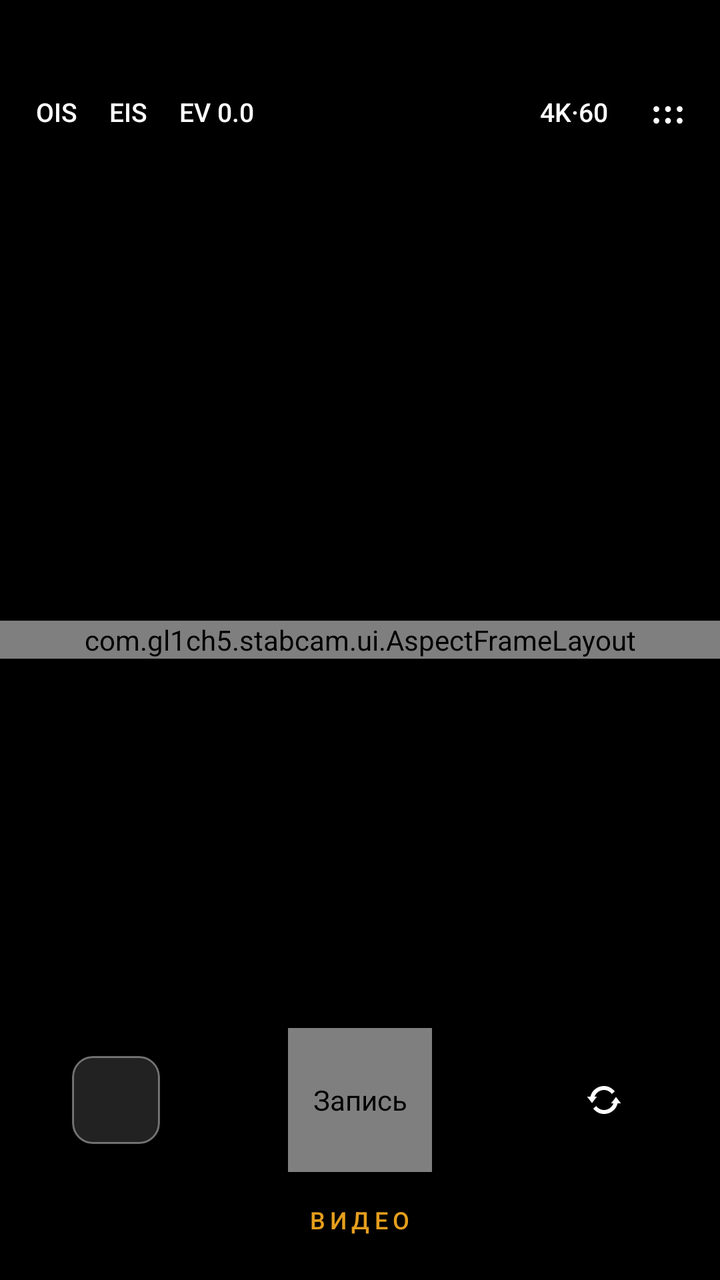
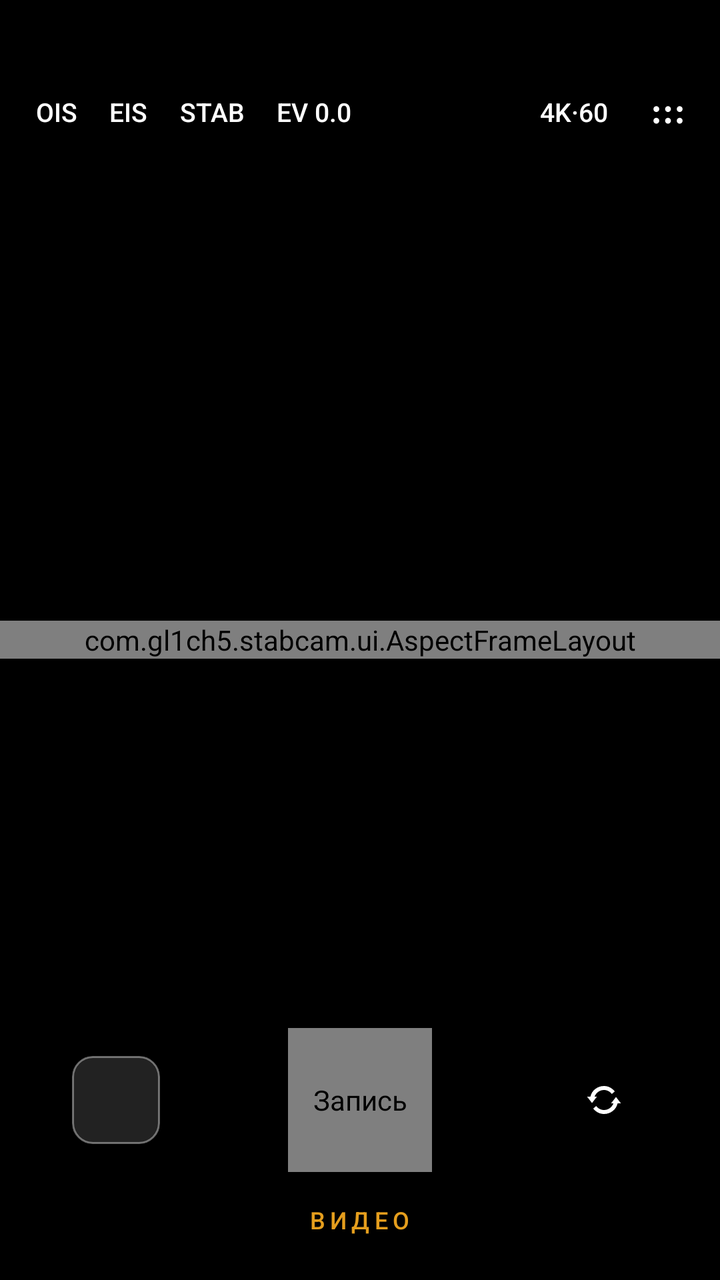

Before-and-after screenshots of an Android layout around one commit, followed by the original layout XML and the change that was made.
<!-- AndroidManifest.xml: application theme AppTheme -->
<!-- res/layout/activity_main.xml -->
<?xml version="1.0" encoding="utf-8"?>
<FrameLayout xmlns:android="http://schemas.android.com/apk/res/android"
    android:id="@+id/root"
    android:layout_width="match_parent"
    android:layout_height="match_parent"
    android:background="@color/bg">

    <com.gl1ch5.stabcam.ui.AspectFrameLayout
        android:id="@+id/previewFrame"
        android:layout_width="match_parent"
        android:layout_height="wrap_content"
        android:layout_gravity="center">

        <SurfaceView
            android:id="@+id/preview"
            android:layout_width="match_parent"
            android:layout_height="match_parent" />

        <View
            android:id="@+id/shutterFlash"
            android:layout_width="match_parent"
            android:layout_height="match_parent"
            android:alpha="0"
            android:background="@color/bg" />
    </com.gl1ch5.stabcam.ui.AspectFrameLayout>

    
    <LinearLayout
        android:id="@+id/topBar"
        android:layout_width="match_parent"
        android:layout_height="40dp"
        android:layout_gravity="top"
        android:layout_marginStart="10dp"
        android:layout_marginTop="36dp"
        android:layout_marginEnd="6dp"
        android:gravity="center_vertical"
        android:orientation="horizontal">

        <LinearLayout
            android:id="@+id/pillLeft"
            android:layout_width="0dp"
            android:layout_height="match_parent"
            android:layout_weight="1"
            android:gravity="center_vertical"
            android:orientation="horizontal">

            <TextView android:id="@+id/btnOis" style="@style/TopText" android:text="OIS" />
            <TextView android:id="@+id/btnEis" style="@style/TopText" android:text="EIS" />
            <TextView android:id="@+id/btnEv" style="@style/TopText" android:text="EV 0.0" />
        </LinearLayout>

        <TextView
            android:id="@+id/btnQuality"
            style="@style/TopText"
            android:fontFamily="sans-serif-medium"
            android:text="4K·60"
            android:textColor="@color/text" />

        <ImageButton
            android:id="@+id/btnSettings"
            android:layout_width="40dp"
            android:layout_height="40dp"
            android:layout_marginStart="2dp"
            android:background="@null"
            android:contentDescription="@string/settings"
            android:padding="10dp"
            android:scaleType="fitCenter"
            android:src="@drawable/ic_menu" />
    </LinearLayout>

    
    <LinearLayout
        android:id="@+id/recIndicator"
        android:layout_width="wrap_content"
        android:layout_height="30dp"
        android:layout_gravity="top|center_horizontal"
        android:layout_marginTop="40dp"
        android:background="@drawable/bg_pill"
        android:gravity="center_vertical"
        android:orientation="horizontal"
        android:paddingStart="12dp"
        android:paddingEnd="12dp"
        android:visibility="gone">

        <View
            android:id="@+id/recDot"
            android:layout_width="7dp"
            android:layout_height="7dp"
            android:background="@drawable/bg_rec_dot" />

        <TextView
            android:id="@+id/recTime"
            android:layout_width="wrap_content"
            android:layout_height="wrap_content"
            android:layout_marginStart="7dp"
            android:fontFamily="monospace"
            android:text="00:00"
            android:textColor="@color/text"
            android:textSize="14sp" />
    </LinearLayout>

    <TextView
        android:id="@+id/info"
        android:layout_width="wrap_content"
        android:layout_height="wrap_content"
        android:layout_gravity="top|center_horizontal"
        android:layout_marginStart="24dp"
        android:layout_marginTop="82dp"
        android:layout_marginEnd="24dp"
        android:background="@drawable/bg_pill"
        android:gravity="center"
        android:paddingStart="12dp"
        android:paddingTop="5dp"
        android:paddingEnd="12dp"
        android:paddingBottom="5dp"
        android:textColor="@color/text_dim"
        android:textSize="11sp"
        android:visibility="gone" />

    
    <LinearLayout
        android:id="@+id/evPanel"
        android:layout_width="match_parent"
        android:layout_height="40dp"
        android:layout_gravity="bottom"
        android:layout_marginStart="36dp"
        android:layout_marginEnd="36dp"
        android:layout_marginBottom="176dp"
        android:background="@drawable/bg_pill"
        android:gravity="center_vertical"
        android:orientation="horizontal"
        android:paddingStart="14dp"
        android:paddingEnd="6dp"
        android:visibility="gone">

        <TextView
            android:id="@+id/evValue"
            android:layout_width="44dp"
            android:layout_height="wrap_content"
            android:text="0.0"
            android:textColor="@color/accent"
            android:textSize="13sp" />

        <SeekBar
            android:id="@+id/evSeek"
            android:layout_width="0dp"
            android:layout_height="wrap_content"
            android:layout_weight="1" />
    </LinearLayout>

    
    <LinearLayout
        android:id="@+id/zoomRow"
        android:layout_width="wrap_content"
        android:layout_height="34dp"
        android:layout_gravity="bottom|center_horizontal"
        android:layout_marginBottom="142dp"
        android:background="@drawable/bg_pill"
        android:gravity="center"
        android:orientation="horizontal"
        android:paddingStart="2dp"
        android:paddingEnd="2dp" />

    
    <LinearLayout
        android:id="@+id/controls"
        android:layout_width="match_parent"
        android:layout_height="76dp"
        android:layout_gravity="bottom"
        android:layout_marginBottom="52dp"
        android:gravity="center_vertical"
        android:orientation="horizontal"
        android:paddingStart="36dp"
        android:paddingEnd="36dp">

        <ImageView
            android:id="@+id/thumb"
            android:layout_width="44dp"
            android:layout_height="44dp"
            android:background="@drawable/bg_thumb"
            android:clipToOutline="true"
            android:contentDescription="@string/gallery"
            android:scaleType="centerCrop" />

        <Space android:layout_width="0dp" android:layout_height="1dp" android:layout_weight="1" />

        <com.gl1ch5.stabcam.ui.RecordButton
            android:id="@+id/btnRecord"
            android:layout_width="72dp"
            android:layout_height="72dp"
            android:contentDescription="@string/record" />

        <Space android:layout_width="0dp" android:layout_height="1dp" android:layout_weight="1" />

        <ImageButton
            android:id="@+id/btnFlip"
            android:layout_width="44dp"
            android:layout_height="44dp"
            android:background="@null"
            android:contentDescription="@string/flip"
            android:padding="10dp"
            android:scaleType="fitCenter"
            android:src="@drawable/ic_flip" />
    </LinearLayout>

    <TextView
        android:id="@+id/modeLabel"
        android:layout_width="wrap_content"
        android:layout_height="wrap_content"
        android:layout_gravity="bottom|center_horizontal"
        android:layout_marginBottom="22dp"
        android:alpha="0.9"
        android:fontFamily="sans-serif-medium"
        android:letterSpacing="0.2"
        android:text="@string/mode_video"
        android:textColor="@color/accent"
        android:textSize="12sp" />
</FrameLayout>
<!-- resources referenced by this layout -->
<resources>
  <color name="accent">#FFFFB020</color>
  <color name="bg">#FF000000</color>
  <color name="text">#FFFFFFFF</color>
  <color name="text_dim">#99FFFFFF</color>
  <!-- drawable bg_pill (drawable) -->
  <?xml version="1.0" encoding="utf-8"?>
  <shape xmlns:android="http://schemas.android.com/apk/res/android" android:shape="rectangle">
      <solid android:color="#59000000" />
      <corners android:radius="20dp" />
  </shape>
  <!-- drawable bg_rec_dot (drawable) -->
  <?xml version="1.0" encoding="utf-8"?>
  <shape xmlns:android="http://schemas.android.com/apk/res/android" android:shape="oval">
      <solid android:color="@color/rec_red" />
      <size android:width="8dp" android:height="8dp" />
  </shape>
  <!-- drawable bg_thumb (drawable) -->
  <?xml version="1.0" encoding="utf-8"?>
  <shape xmlns:android="http://schemas.android.com/apk/res/android" android:shape="rectangle">
      <solid android:color="#FF222222" />
      <stroke android:width="1dp" android:color="#66FFFFFF" />
      <corners android:radius="10dp" />
  </shape>
  <!-- drawable ic_flip (drawable) -->
  <vector xmlns:android="http://schemas.android.com/apk/res/android"
      android:width="28dp" android:height="28dp" android:viewportWidth="24" android:viewportHeight="24">
      <path android:fillColor="#FFFFFFFF"
          android:pathData="M12,5C8.7,5 5.9,7.2 5.2,10.3L3.5,10.3 6,13.5 8.5,10.3 7.3,10.3C8,8.4 9.8,7 12,7c1.6,0 3,0.8 3.9,2l1.5,-1.3C16.1,6.1 14.2,5 12,5zM18,10.5l-2.5,3.2 1.2,0C16,15.6 14.2,17 12,17c-1.6,0 -3,-0.8 -3.9,-2l-1.5,1.3C7.9,17.9 9.8,19 12,19c3.3,0 6.1,-2.2 6.8,-5.3l1.7,0z" />
  </vector>
  <!-- drawable ic_menu (drawable) -->
  <vector xmlns:android="http://schemas.android.com/apk/res/android"
      android:width="24dp" android:height="24dp" android:viewportWidth="24" android:viewportHeight="24">
      <path android:fillColor="#FFFFFFFF"
          android:pathData="M5,8.5a1.75,1.75 0,1 0,0.01 0zM12,8.5a1.75,1.75 0,1 0,0.01 0zM19,8.5a1.75,1.75 0,1 0,0.01 0zM5,15.5a1.75,1.75 0,1 0,0.01 0zM12,15.5a1.75,1.75 0,1 0,0.01 0zM19,15.5a1.75,1.75 0,1 0,0.01 0z" />
  </vector>
  <string name="flip">Сменить камеру</string>
  <string name="gallery">Галерея</string>
  <string name="mode_video">ВИДЕО</string>
  <string name="record">Запись</string>
  <string name="settings">Настройки</string>
  <style name="TopText">
          <item name="android:layout_width">wrap_content</item>
          <item name="android:layout_height">40dp</item>
          <item name="android:gravity">center</item>
          <item name="android:paddingStart">8dp</item>
          <item name="android:paddingEnd">8dp</item>
          <item name="android:textColor">@color/text</item>
          <item name="android:textSize">13sp</item>
          <item name="android:fontFamily">sans-serif-medium</item>
          <item name="android:shadowColor">#B3000000</item>
          <item name="android:shadowRadius">6</item>
      </style>
  <style name="AppTheme" parent="@android:style/Theme.DeviceDefault.NoActionBar">
          <item name="android:windowBackground">@color/bg</item>
          <item name="android:statusBarColor">@android:color/black</item>
          <item name="android:navigationBarColor">@android:color/black</item>
          <item name="android:colorAccent">@color/accent</item>
          <item name="android:windowLayoutInDisplayCutoutMode">shortEdges</item>
      </style>
  <color name="rec_red">#FFE53935</color>
</resources>

<!-- the commit's change to res/layout/activity_main.xml (unified diff, before → after) -->
@@ -46,6 +46,7 @@
 
             <TextView android:id="@+id/btnOis" style="@style/TopText" android:text="OIS" />
             <TextView android:id="@+id/btnEis" style="@style/TopText" android:text="EIS" />
+            <TextView android:id="@+id/btnStab" style="@style/TopText" android:text="STAB" />
             <TextView android:id="@+id/btnEv" style="@style/TopText" android:text="EV 0.0" />
         </LinearLayout>
 
